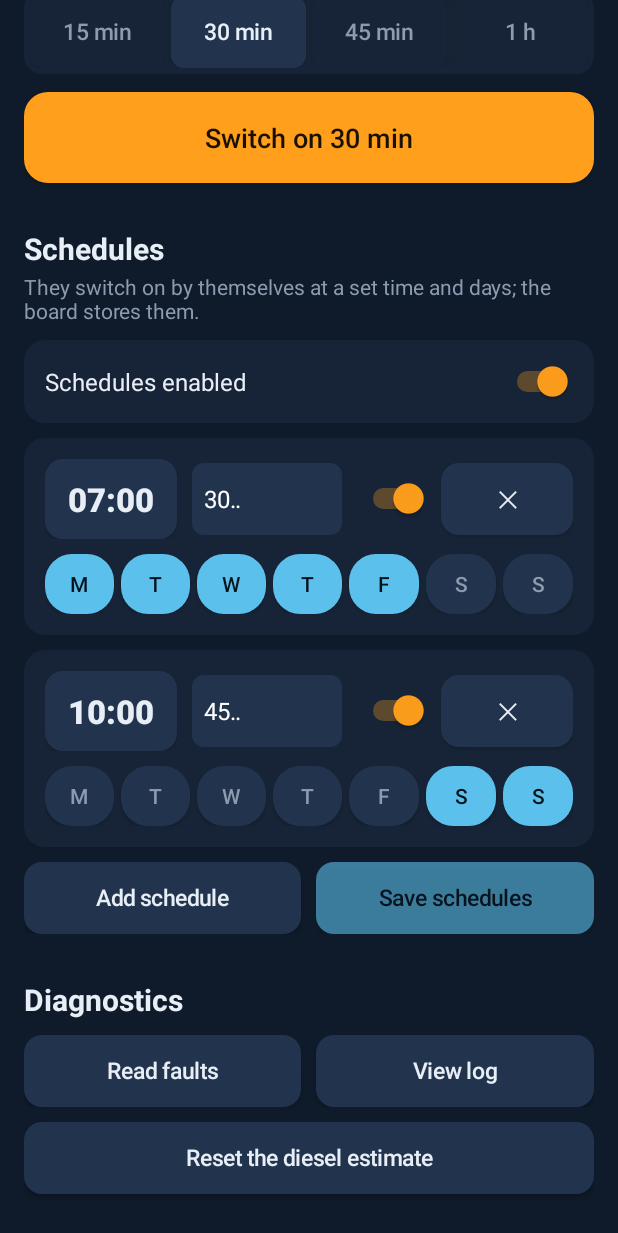
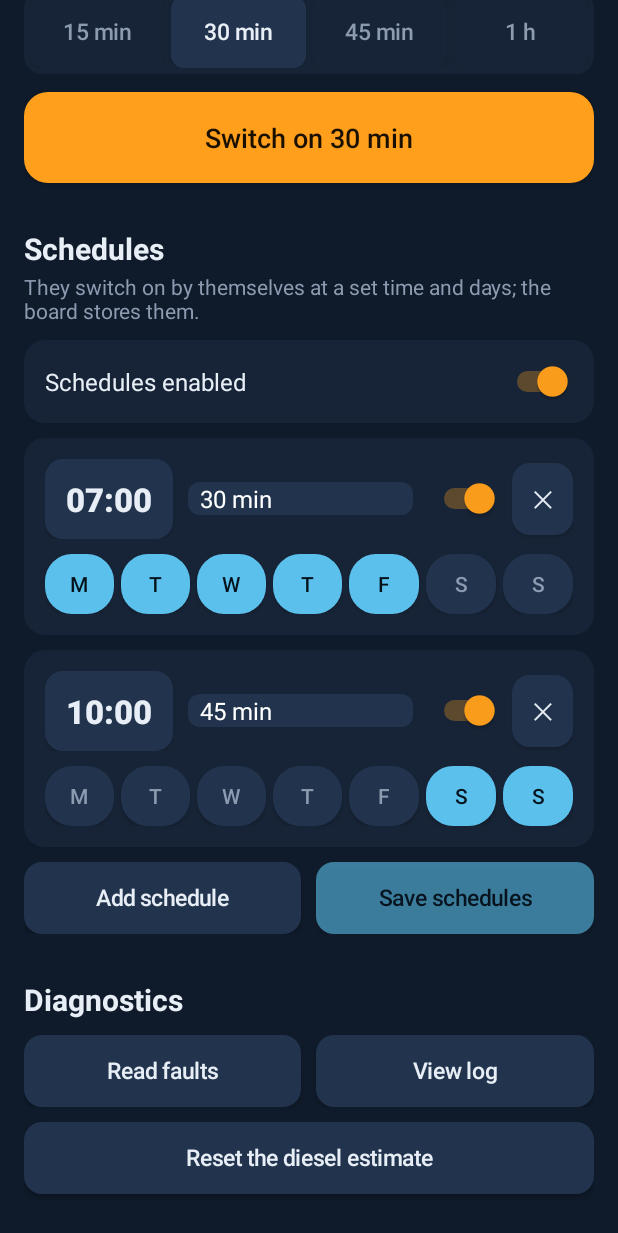
Before and after one commit to matatunos/wttc, an Android app: the screen it shows after launch (MainActivity), after a tap on "Try without a board (demo mode)", on a phone screen of 412 x 824 dp. Shown: the top 1233 px of the screen. Run offline under Robolectric (Android 15) with nearby library versions, the phone set to English and light mode, and no system bars; 2 other taps on this screen came first.

Commit message:
App: la duración de cada programa ya no sale cortada («30..»)
El botón de borrar y el de la hora tenían el ancho mínimo de Android (88 dp) y el desplegable usaba la
plantilla de lista también cerrado. Las capturas se rehacen también cuando cambia el código de la app.

Co-Authored-By: Claude Opus 5.5 <noreply@anthropic.com>
Claude-Session: https://claude.ai/code/session_017juHjUh7bJBXB9WyiTVw1W

```diff
--- a/android/app/src/main/java/es/favala/wttc/MainActivity.kt
+++ b/android/app/src/main/java/es/favala/wttc/MainActivity.kt
@@ -683,9 +683,11 @@ class MainActivity : Activity(), BleLink.Listener {
             val c = card()
             val time = button(hm(p.start)) {
                 TimePickerDialog(this, { _, h, m -> p.start = h * 60 + m; touchProgs(); drawProgs() }, p.start / 60, p.start % 60, true).show()
-            }.apply { textSize = 22f; setTypeface(typeface, Typeface.BOLD) }
+            }.apply { textSize = 22f; setTypeface(typeface, Typeface.BOLD); minWidth = 0; minimumWidth = 0 }
+            // Cerrado, el desplegable usa la plantilla compacta; abierto, la de lista (si no, «30 min» no cabe y sale «30..»)
             val durSp = Spinner(this).apply {
-                adapter = ArrayAdapter(this@MainActivity, android.R.layout.simple_spinner_dropdown_item, durations.map { fmtDur(it) })
+                adapter = ArrayAdapter(this@MainActivity, android.R.layout.simple_spinner_item, durations.map { fmtDur(it) })
+                    .apply { setDropDownViewResource(android.R.layout.simple_spinner_dropdown_item) }
                 setSelection(durations.indexOfFirst { it >= p.dur }.coerceAtLeast(0))
                 background = rounded(cSf2, 8)
                 onItemSelectedListener = object : android.widget.AdapterView.OnItemSelectedListener {
@@ -697,7 +699,9 @@ class MainActivity : Activity(), BleLink.Listener {
             }
             val sw = Switch(this).apply { isChecked = p.en }
             sw.setOnCheckedChangeListener { _: CompoundButton, v: Boolean -> p.en = v; touchProgs() }
+            // Botón de borrar estrecho: los Button de Android tienen 88 dp de ancho mínimo y le quitaban sitio al desplegable
             val del = button("✕") { progs.removeAt(idx); touchProgs(); drawProgs() }
+                .apply { minWidth = 0; minimumWidth = 0; setPadding(dp(14), dp(10), dp(14), dp(10)) }
             val top = LinearLayout(this).apply {
                 orientation = LinearLayout.HORIZONTAL; gravity = Gravity.CENTER_VERTICAL
                 addView(time, LinearLayout.LayoutParams(ViewGroup.LayoutParams.WRAP_CONTENT, ViewGroup.LayoutParams.WRAP_CONTENT))
```
Also changed, not shown: 1 other file.
